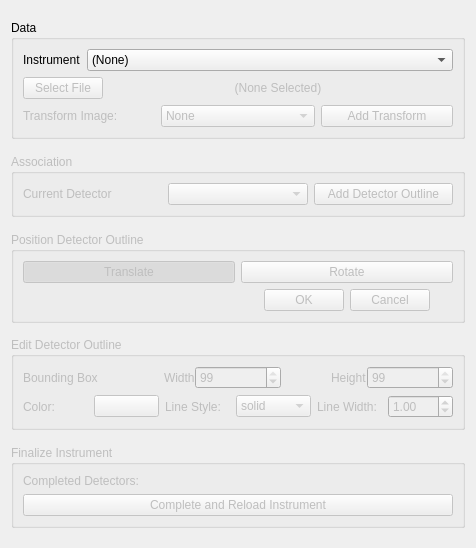
This is hexrd/ui/resources/ui/import_data_panel.ui in HEXRD/hexrdgui as Qt 5 draws it before an edit. The edited form follows.
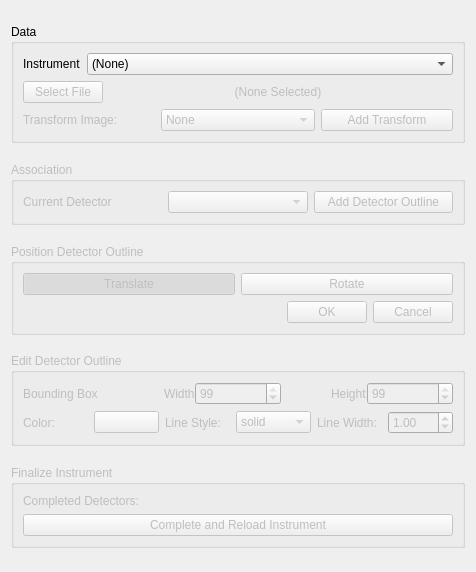
This is the edited form.

Commit message: Fix tab order

What changed in the file:
```diff
--- a/hexrd/ui/resources/ui/import_data_panel.ui
+++ b/hexrd/ui/resources/ui/import_data_panel.ui
@@ -7,7 +7,7 @@
     <x>0</x>
     <y>0</y>
     <width>476</width>
-    <height>548</height>
+    <height>572</height>
    </rect>
   </property>
   <property name="windowTitle">
@@ -332,7 +332,7 @@
          <bool>true</bool>
         </property>
         <property name="flat">
-         <bool>false</bool>
+         <bool>true</bool>
         </property>
         <attribute name="buttonGroup">
          <string notr="true">adjust_template</string>
@@ -355,20 +355,7 @@
         </attribute>
        </widget>
       </item>
-      <item row="1" column="0">
-       <spacer name="horizontalSpacer">
-        <property name="orientation">
-         <enum>Qt::Horizontal</enum>
-        </property>
-        <property name="sizeHint" stdset="0">
-         <size>
-          <width>205</width>
-          <height>20</height>
-         </size>
-        </property>
-       </spacer>
-      </item>
-      <item row="1" column="1">
+      <item row="1" column="1" alignment="Qt::AlignRight">
        <widget class="QDialogButtonBox" name="button_box">
         <property name="enabled">
          <bool>true</bool>
@@ -495,7 +482,7 @@
       <item>
        <widget class="QFrame" name="style">
         <property name="enabled">
-         <bool>true</bool>
+         <bool>false</bool>
         </property>
         <property name="frameShape">
          <enum>QFrame::NoFrame</enum>
@@ -535,7 +522,7 @@
             <string/>
            </property>
            <property name="autoDefault">
-            <bool>false</bool>
+            <bool>true</bool>
            </property>
           </widget>
          </item>
```
Left out of the diff: 4 changed lines with no effect on the pictures.
